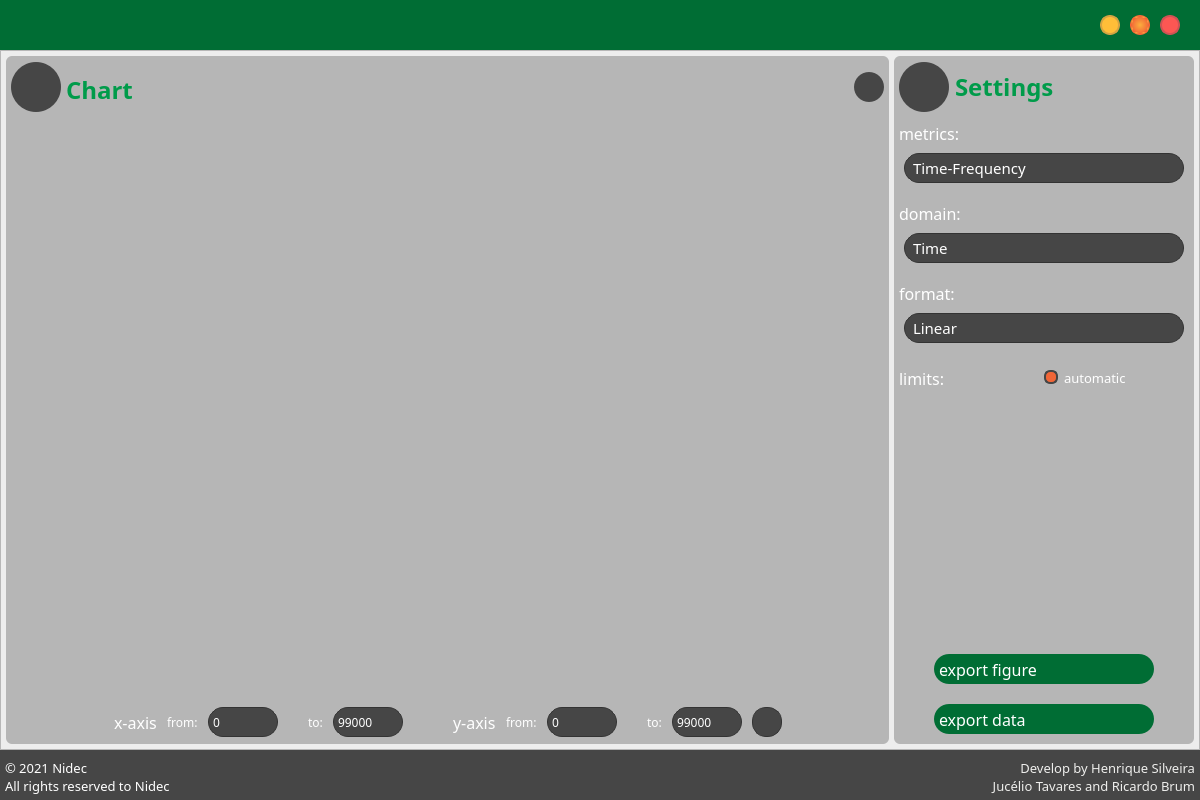
The window that Forms/graph.ui (henriquealende/PsychoBox) describes before a commit, drawn with Qt 5.
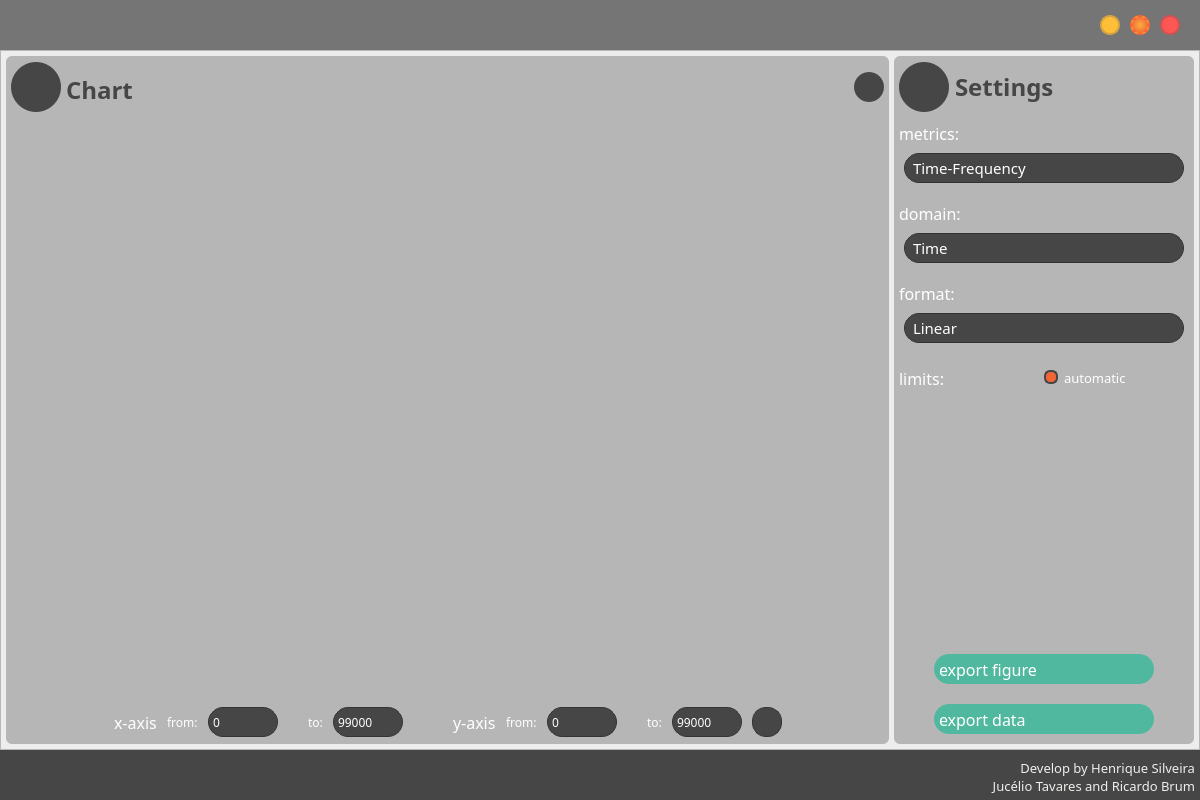
The same window after the commit. Icons and pictures are not drawn.

```diff
--- a/Forms/graph.ui
+++ b/Forms/graph.ui
@@ -57,8 +57,9 @@
      </property>
      <property name="styleSheet">
       <string notr="true">QFrame{
-	background-color : #006d34;
-}</string>
+	background-color : rgb(117, 117, 117);
+}
+</string>
      </property>
      <property name="frameShape">
       <enum>QFrame::NoFrame</enum>
@@ -106,17 +107,17 @@
          <property name="bottomMargin">
           <number>0</number>
          </property>
-         <item>
+         <item alignment="Qt::AlignHCenter">
           <widget class="QLabel" name="label_3">
            <property name="minimumSize">
             <size>
-             <width>115</width>
+             <width>30</width>
              <height>30</height>
             </size>
            </property>
            <property name="maximumSize">
             <size>
-             <width>115</width>
+             <width>30</width>
              <height>30</height>
             </size>
            </property>
@@ -422,7 +423,7 @@
                </font>
               </property>
               <property name="styleSheet">
-               <string notr="true">color: #009b4a;</string>
+               <string notr="true">color: rgb(70, 70, 70)</string>
               </property>
               <property name="text">
                <string>Chart</string>
@@ -1152,7 +1153,7 @@
                </font>
               </property>
               <property name="styleSheet">
-               <string notr="true">color: #009b4a;</string>
+               <string notr="true">color: rgb(70, 70, 70)</string>
               </property>
               <property name="text">
                <string>Settings</string>
@@ -1592,6 +1593,26 @@
            <property name="layoutDirection">
             <enum>Qt::LeftToRight</enum>
            </property>
+           <property name="styleSheet">
+            <string notr="true">
+QPushButton {
+	padding-left: 5px;
+	text-align: left;
+	background-color: rgb(80, 184, 158);
+	border:none;
+	border-radius:15px;
+	color: rgb(255, 255, 255)
+}
+
+QPushButton:hover {
+	background-color: rgb(255, 161, 78);
+}
+
+QPushButton:pressed {
+	background-color: rgb(237, 105, 59)
+}
+</string>
+           </property>
            <property name="frameShape">
             <enum>QFrame::NoFrame</enum>
            </property>
@@ -1637,32 +1658,6 @@
                 <pointsize>12</pointsize>
                </font>
               </property>
-              <property name="styleSheet">
-               <string notr="true">
-QPushButton {
-	padding-left: 5px;
-	text-align: left;
-	background-color: #006d34;
-	border:none;
-	border-radius:15px;
-	color: rgb(255, 255, 255);
-
-}
-
-QPushButton:hover {
-	background-color: #009b4a;
-}
-
-QPushButton:pressed {
-	background-color: rgb(241, 102, 55)
-}
-
-QPushButton:disabled{
-	background-color:rgb(70, 70, 70);
-	color: rgb(136,138,133);
-	}
-</string>
-              </property>
               <property name="text">
                <string>export figure</string>
               </property>
@@ -1691,32 +1686,6 @@
                 <pointsize>12</pointsize>
                </font>
               </property>
-              <property name="styleSheet">
-               <string notr="true">
-QPushButton {
-	padding-left: 5px;
-	text-align: left;
-	background-color: #006d34;
-	border:none;
-	border-radius:15px;
-	color: rgb(255, 255, 255);
-
-}
-
-QPushButton:hover {
-	background-color: #009b4a;
-}
-
-QPushButton:pressed {
-	background-color: rgb(241, 102, 55)
-}
-
-QPushButton:disabled{
-	background-color:rgb(70, 70, 70);
-	color: rgb(136,138,133);
-	}
-</string>
-              </property>
               <property name="text">
                <string>export data</string>
               </property>
@@ -1790,8 +1759,7 @@
          <string notr="true">color:rgb(255, 255, 255)</string>
         </property>
         <property name="text">
-         <string>© 2021 Nidec
-All rights reserved to Nidec </string>
+         <string/>
         </property>
         <property name="alignment">
          <set>Qt::AlignBottom|Qt::AlignLeading|Qt::AlignLeft</set>
```
Left out of the diff: 2 changed lines with no effect on the pictures.
